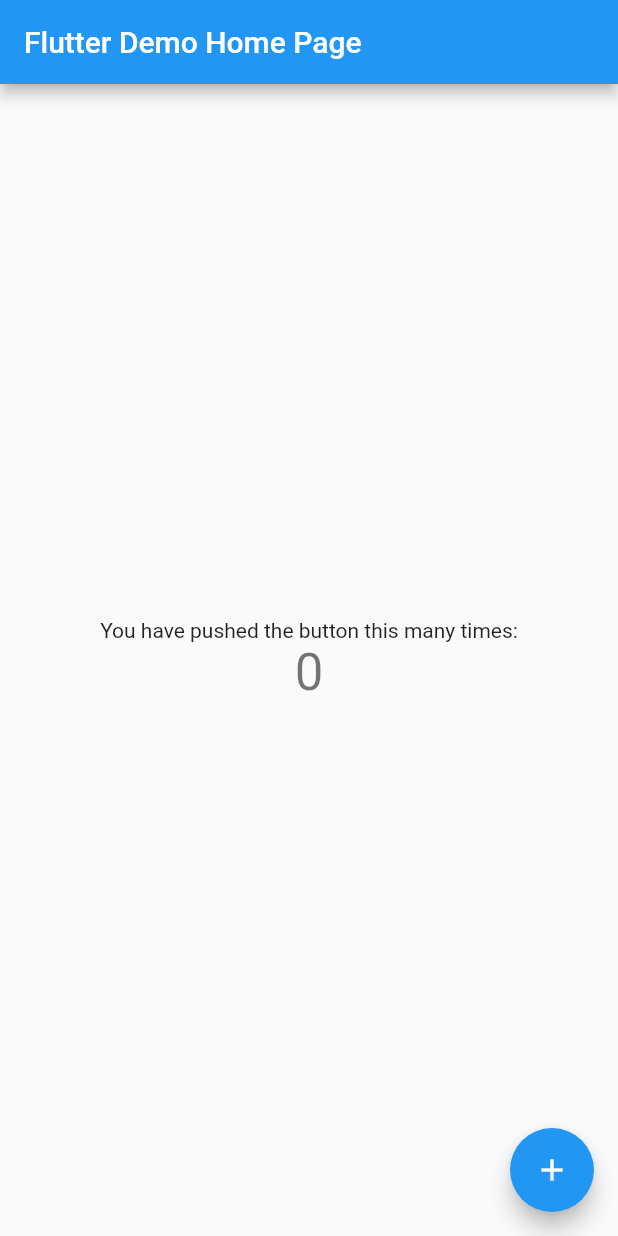
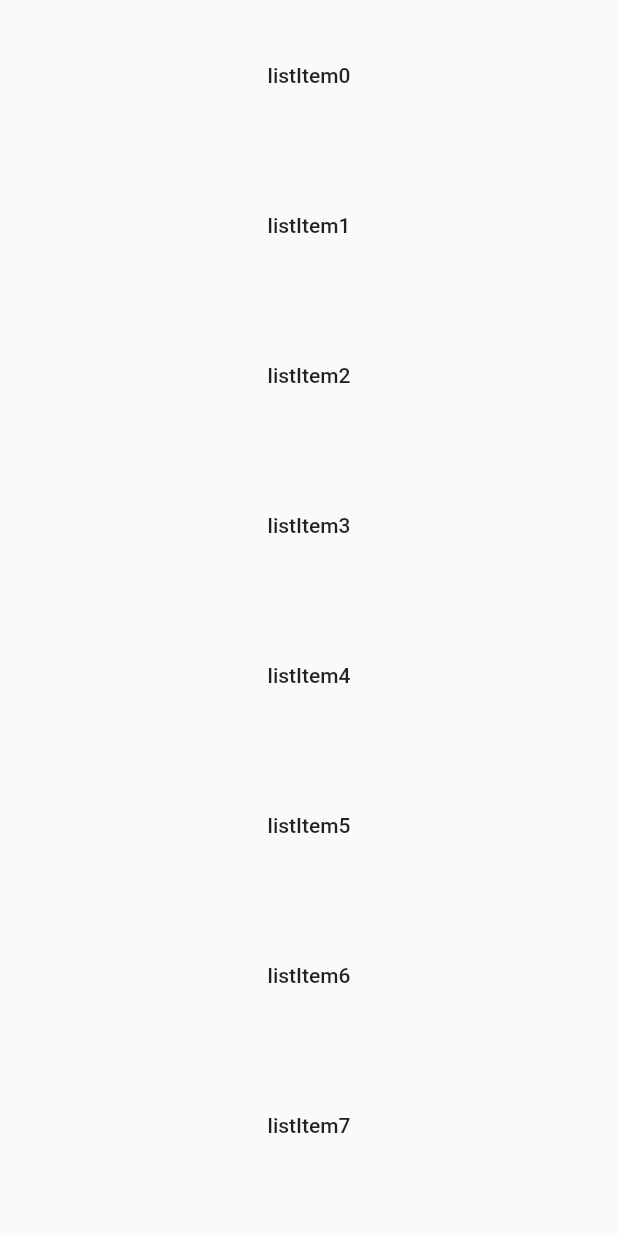
Before and after one commit to ZOI-dayo/MineCoder, a Flutter app: the screen it shows after launch, on a phone screen of 412 x 824 dp. Run offline on Flutter 3.47's test engine with Material 2 defaults, Android fonts, the phone set to English and light mode, and no system bars.

Commit message:
Projects.dartを追加、レイアウト開始

```diff
--- /dev/null
+++ b/lib/Projects.dart
@@ -0,0 +1,45 @@
+import 'package:flutter/material.dart';
+
+class ProjectsWindow extends StatelessWidget {
+  @override
+  Widget build(BuildContext context) {
+    return MaterialApp(
+      title: "Projects",
+      theme: ThemeData(
+        primarySwatch: Colors.blue,
+      ),
+      home: ProjectsPage(),
+    );
+  }
+}
+
+class ProjectsPage extends StatefulWidget {
+  @override
+  _ProjectsState createState() => _ProjectsState();
+}
+
+class _ProjectsState extends State<ProjectsPage> {
+  List projectList = List.generate(100, (i) => '$i');
+
+  @override
+  Widget build(BuildContext context) {
+    return Scaffold(
+      /*
+      appBar: AppBar(
+        title: Text("Projects"),
+      ),
+       */
+      body: ListView.builder(
+        itemCount: projectList.length,
+        itemBuilder: (BuildContext context, int index) {
+          return Container(
+            height: 100.0,
+            // ignore: deprecated_member_use
+            child: FlatButton(
+                child: Text('listItem' + projectList[index]), onPressed: () {}),
+          );
+        },
+      ),
+    );
+  }
+}
--- a/lib/main.dart
+++ b/lib/main.dart
@@ -1,28 +1,20 @@
 import 'package:flutter/material.dart';
+import 'package:mine_coder/Projects.dart';
 
 void main() {
-  runApp(MyApp());
+  runApp(Application());
 }
 
-class MyApp extends StatelessWidget {
+class Application extends StatelessWidget {
   // This widget is the root of your application.
   @override
   Widget build(BuildContext context) {
     return MaterialApp(
-      title: 'Flutter Demo',
+      title: 'MineCoder',
       theme: ThemeData(
-        // This is the theme of your application.
-        //
-        // Try running your application with "flutter run". You'll see the
-        // application has a blue toolbar. Then, without quitting the app, try
-        // changing the primarySwatch below to Colors.green and then invoke
-        // "hot reload" (press "r" in the console where you ran "flutter run",
-        // or simply save your changes to "hot reload" in a Flutter IDE).
-        // Notice that the counter didn't reset back to zero; the application
-        // is not restarted.
         primarySwatch: Colors.blue,
       ),
-      home: MyHomePage(title: 'Flutter Demo Home Page'),
+      home: ProjectsPage(),
     );
   }
 }
```
